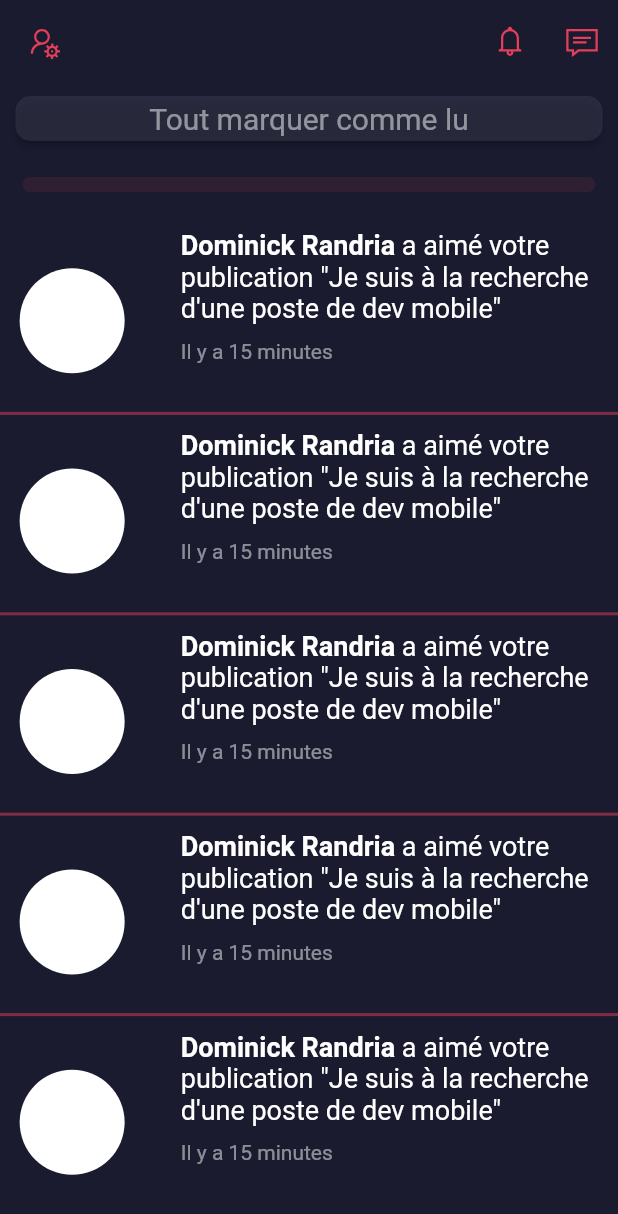
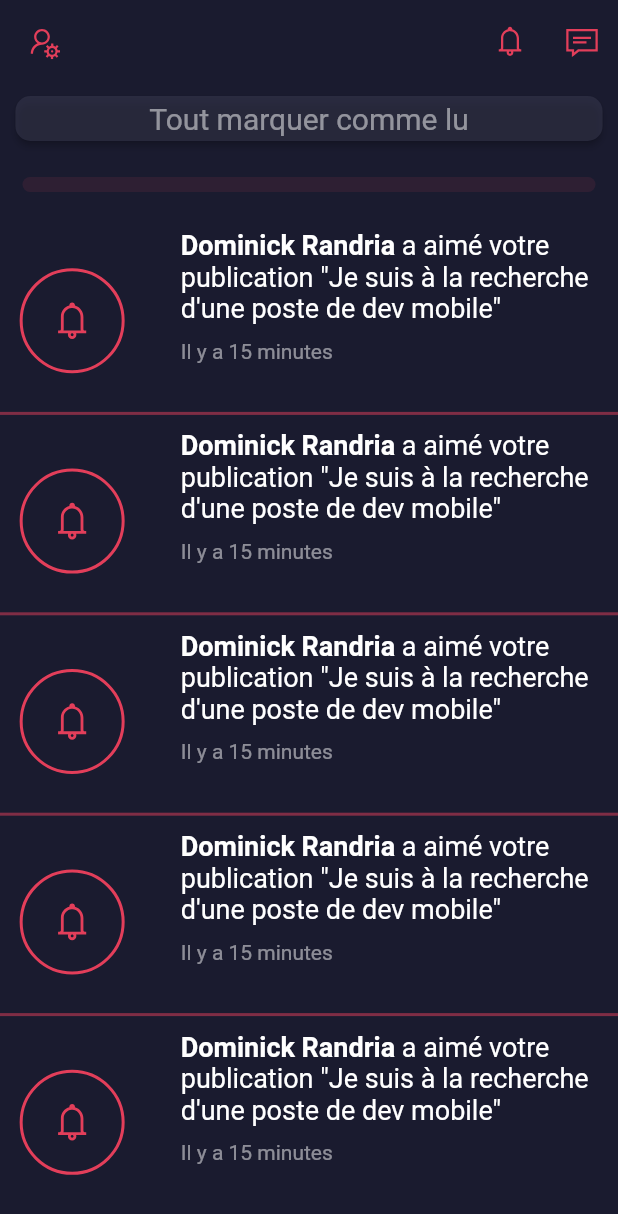
Before and after one commit to c3k4ah/Hermes, a Flutter app: the screen it shows after launch, after a tap on an icon or button, on a phone screen of 412 x 824 dp. Shown: the top 1214 px of the screen. Run offline on Flutter 3.47's test engine with Material 2 defaults, Android fonts, the phone set to English and light mode, and no system bars; our stand-ins replace flutter_custom_clippers, flutter_svg, get, google_nav_bar, line_icons, rounded_loading_button.

Commit message:
chatRoom done

```diff
--- a/lib/main.dart
+++ b/lib/main.dart
@@ -18,7 +18,7 @@ class MyApp extends StatelessWidget {
   @override
   Widget build(BuildContext context) {
     Future.delayed(const Duration(milliseconds: 3000), () {
-      Get.offNamed('/chat');
+      Get.offNamed('/chatRoom');
     });
     return GetMaterialApp(
         theme: ThemeData(
--- a/lib/views/chat_room.dart
+++ b/lib/views/chat_room.dart
@@ -1,4 +1,8 @@
 import 'package:flutter/material.dart';
+import 'package:get/get_core/get_core.dart';
+import 'package:get/get_navigation/src/extension_navigation.dart';
+import 'package:hermes/colors.dart';
+import 'package:hermes/views/widget/navBar.dart';
 
 class CHatRoom extends StatefulWidget {
   const CHatRoom({Key? key}) : super(key: key);
@@ -10,6 +14,64 @@ class CHatRoom extends StatefulWidget {
 class _CHatRoomState extends State<CHatRoom> {
   @override
   Widget build(BuildContext context) {
-    return Container();
+    return Scaffold(
+      appBar: Appbar(),
+      body: Container(
+        width: Get.width,
+        height: Get.height * .9,
+        color: dark,
+        child: SingleChildScrollView(
+          child: Column(
+            children: [
+              Row(
+                mainAxisAlignment: MainAxisAlignment.end,
+                children: [
+                  Container(
+                      margin: EdgeInsets.only(top: 20, right: 15),
+                      width: Get.width * .55,
+                      padding: EdgeInsets.all(18),
+                      decoration: BoxDecoration(
+                        color: darkSecond,
+                        borderRadius: BorderRadius.only(
+                          topLeft: Radius.circular(45),
+                          bottomLeft: Radius.circular(45),
+                          topRight: Radius.circular(35),
+                        ),
+                      ),
+                      child: Center(
+                        child: Text("Hello !",
+                            style: TextStyle(color: white, fontSize: 20)),
+                      )),
+                ],
+              ),
+              Row(
+                mainAxisAlignment: MainAxisAlignment.start,
+                children: [
+                  Container(
+                      margin: EdgeInsets.only(top: 20, left: 15),
+                      width: Get.width * .55,
+                      padding: EdgeInsets.all(18),
+                      decoration: BoxDecoration(
+                        color: darkSecond,
+                        borderRadius: BorderRadius.only(
+                          topLeft: Radius.circular(35),
+                          bottomRight: Radius.circular(45),
+                          topRight: Radius.circular(45),
+                        ),
+                      ),
+                      child: Center(
+                        child: Expanded(
+                          child: Text(
+                              "Salut! Je suis Anne, je suis interéssé pas votre profile ",
+                              style: TextStyle(color: white, fontSize: 20)),
+                        ),
+                      )),
+                ],
+              ),
+            ],
+          ),
+        ),
+      ),
+    );
   }
 }
--- a/lib/views/notification.dart
+++ b/lib/views/notification.dart
@@ -2,6 +2,7 @@ import 'package:flutter/material.dart';
 import 'package:get/get.dart';
 import 'package:hermes/colors.dart';
 import 'package:hermes/views/widget/navBar.dart';
+import 'package:line_icons/line_icons.dart';
 
 class NotifIcation extends StatelessWidget {
   const NotifIcation({Key? key}) : super(key: key);
@@ -73,9 +74,21 @@ class CardNotif extends StatelessWidget {
         crossAxisAlignment: CrossAxisAlignment.center,
         mainAxisAlignment: MainAxisAlignment.spaceAround,
         children: [
-          CircleAvatar(
-            radius: 35,
-            backgroundColor: white,
+          Container(
+            height: 70,
+            width: 70,
+            decoration: BoxDecoration(
+                color: Colors.transparent,
+                borderRadius: BorderRadius.circular(50),
+                border: Border.all(
+                  width: 2,
+                  color: redBlood,
+                )),
+            child: Icon(
+              LineIcons.bell,
+              color: redBlood,
+              size: 30,
+            ),
           ),
           SizedBox(
             width: 25,
--- /dev/null
+++ b/lib/views/widget/sendMessage.dart
@@ -0,0 +1,13 @@
+import 'package:flutter/material.dart';
+
+class Send extends StatelessWidget implements PreferredSizeWidget {
+  const Send({Key? key}) : super(key: key);
+  @override
+  Size get preferredSize => const Size.fromHeight(55);
+  @override
+  Widget build(BuildContext context) {
+    return Container(
+
+    );
+  }
+}
```
